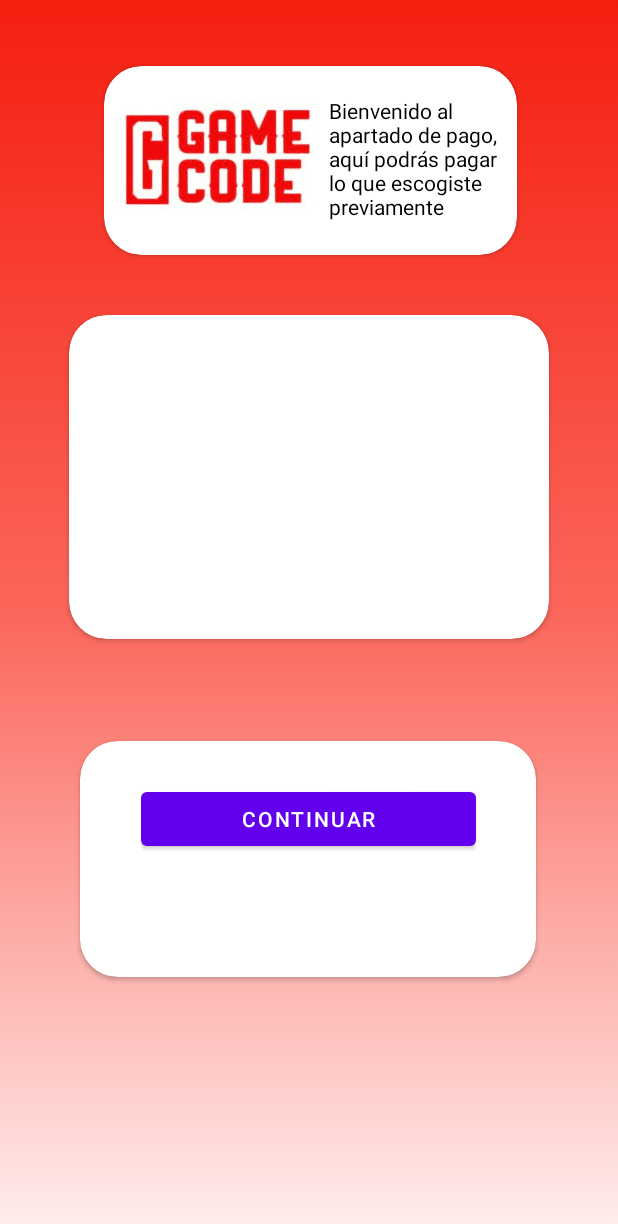
After one commit to ElWazy/GameCode, an Android app: the Payment_act screen opened directly, with no data from a screen before it, on a phone screen of 412 x 824 dp. The commit adds this screen. Shown: the top 1224 px of the screen. Run offline under Robolectric (Android 15) with nearby library versions, the phone set to English and light mode, and no system bars; libraries missing offline, so code that uses them is left out: com.synap.pay.

Commit message:
pasarela de pago-(mejorando)

```diff
--- a/app/src/main/java/com/lutrias/projectunit2_matiasmarchant_santiagofierro/HomeActivity.java
+++ b/app/src/main/java/com/lutrias/projectunit2_matiasmarchant_santiagofierro/HomeActivity.java
@@ -3,7 +3,6 @@ package com.lutrias.projectunit2_matiasmarchant_santiagofierro;
 import androidx.appcompat.app.AppCompatActivity;
 
 import android.content.Intent;
-import android.media.AudioAttributes;
 import android.net.Uri;
 import android.os.Bundle;
 import android.view.View;
@@ -28,7 +27,7 @@ public class HomeActivity extends AppCompatActivity {
     }
     private void loadComponents(){
         buttonCard = findViewById(R.id.btnCard);
-        deseo      = findViewById(R.id.btnWish);
+        deseo      = findViewById(R.id.btnPay);
         videoView  = findViewById(R.id.video);
 
         String ruta = "android.resource://" + getPackageName() + '/' + R.raw.eneba;
--- a/app/src/main/java/com/lutrias/projectunit2_matiasmarchant_santiagofierro/InsumosActivity.java
+++ b/app/src/main/java/com/lutrias/projectunit2_matiasmarchant_santiagofierro/InsumosActivity.java
@@ -2,6 +2,7 @@ package com.lutrias.projectunit2_matiasmarchant_santiagofierro;
 
 import androidx.appcompat.app.AppCompatActivity;
 
+import android.content.Intent;
 import android.os.Bundle;
 import android.view.View;
 import android.widget.ArrayAdapter;
@@ -32,7 +33,7 @@ public class InsumosActivity extends AppCompatActivity {
     private void loadComponents() {
         txtNumber    = findViewById(R.id.txtnumber);
         spnInsumos   = findViewById(R.id.spinner2);
-        btnBuy       = findViewById(R.id.btnWish);
+        btnBuy       = findViewById(R.id.btnPay);
         lblResumen   = findViewById(R.id.txtresumen);
         btnCalculate = findViewById(R.id.btnCalculate);
         star         = findViewById(R.id.ratingBar);
@@ -48,6 +49,11 @@ public class InsumosActivity extends AppCompatActivity {
 
     private void setupButtons(){
         btnCalculate.setOnClickListener(this::calcular);
+        btnBuy.setOnClickListener(this::pagar);
+    }
+    private void pagar (View v){
+        Intent i = new Intent(this, Payment_act.class);
+        startActivity(i);
     }
 
     private void calcular (View v){
--- /dev/null
+++ b/app/src/main/java/com/lutrias/projectunit2_matiasmarchant_santiagofierro/Payment_act.java
@@ -0,0 +1,359 @@
+package com.lutrias.projectunit2_matiasmarchant_santiagofierro;
+
+import androidx.appcompat.app.AlertDialog;
+import androidx.appcompat.app.AppCompatActivity;
+import com.synap.pay.SynapPayButton;
+import com.synap.pay.handler.EventHandler;
+import com.synap.pay.handler.payment.SynapAuthorizeHandler;
+import com.synap.pay.model.payment.SynapAddress;
+import com.synap.pay.model.payment.SynapCardStorage;
+import com.synap.pay.model.payment.SynapCountry;
+import com.synap.pay.model.payment.SynapCurrency;
+import com.synap.pay.model.payment.SynapDocument;
+import com.synap.pay.model.payment.SynapFeatures;
+import com.synap.pay.model.payment.SynapMetadata;
+import com.synap.pay.model.payment.SynapOrder;
+import com.synap.pay.model.payment.SynapPerson;
+import com.synap.pay.model.payment.SynapProduct;
+import com.synap.pay.model.payment.SynapSettings;
+import com.synap.pay.model.payment.SynapTransaction;
+import com.synap.pay.model.payment.response.SynapAuthorizeResponse;
+import com.synap.pay.model.security.SynapAuthenticator;
+import com.synap.pay.theming.SynapLightTheme;
+import com.synap.pay.theming.SynapTheme;
+
+import android.content.DialogInterface;
+import android.os.Bundle;
+import android.os.Handler;
+import android.os.Looper;
+import android.view.View;
+import android.widget.Button;
+import android.widget.FrameLayout;
+
+import java.security.MessageDigest;
+import java.util.ArrayList;
+import java.util.Arrays;
+import java.util.List;
+
+public class Payment_act extends AppCompatActivity {
+    private SynapPayButton paymentWidget;
+    private FrameLayout synapForm;
+    private Button synapButton;
+
+    @Override
+    protected void onCreate(Bundle savedInstanceState) {
+        super.onCreate(savedInstanceState);
+        setContentView(R.layout.activity_payment);
+
+        // Asocie y oculte el contenedor del formulario de pago (FrameLayout), hasta que se ejecute la acción de continuar al pago
+        synapForm = findViewById(R.id.contenedorTarjeta);
+        synapForm.setVisibility(View.GONE);
+
+        // Asocie y oculte el botón de pago (Button), hasta que se ejecute la acción de continuar al pago
+        synapButton=findViewById(R.id.btnPago);
+        synapButton.setVisibility(View.GONE);
+        synapButton.setOnClickListener(new View.OnClickListener() {
+
+            @Override
+            public void onClick(View view) {
+                paymentWidget.pay();
+            }
+        });
+
+        // Asocie el botón de continuar al pago (Button)
+        Button startPayment=findViewById(R.id.btnContinuar);
+        startPayment.setOnClickListener(new View.OnClickListener() {
+            @Override
+            public void onClick(View view) {
+                startPayment();
+            }
+        });
+
+
+    }
+    private void startPayment(){
+        // Muestre el contenedor del formulario de pago
+        synapForm.setVisibility(View.VISIBLE);
+
+        // Muestre el botón de pago
+        synapButton.setVisibility(View.VISIBLE);
+
+        // Crea el objeto del widget de pago
+        this.paymentWidget=SynapPayButton.create(synapForm);
+
+        // Tema de fondo en la tarjeta (Light o Dark)
+        SynapTheme theme = new SynapLightTheme(); // Fondo Light con controles dark
+        //SynapTheme theme = new SynapDarkTheme(); // Fondo Dark con controles light
+        SynapPayButton.setTheme(theme);
+
+        // Seteo del ambiente ".SANDBOX" o ".PRODUCTION"
+        SynapPayButton.setEnvironment(SynapPayButton.Environment.SANDBOX);
+
+        // Seteo de los campos de transacción
+        SynapTransaction transaction=this.buildTransaction();
+
+        // Seteo de los campos de autenticación de seguridad
+        SynapAuthenticator authenticator=this.buildAuthenticator(transaction);
+
+        // Control de eventos en el formulario de pago
+        SynapPayButton.setListener(new EventHandler() {
+            @Override
+            public void onEvent(SynapPayButton.Events event) {
+                Button paymentButton;
+                switch (event){
+                    case START_PAY:
+                        paymentButton=findViewById(R.id.btnPago);
+                        paymentButton.setVisibility(View.GONE);
+                        break;
+                    case INVALID_CARD_FORM:
+                        paymentButton=findViewById(R.id.btnPago);
+                        paymentButton.setVisibility(View.VISIBLE);
+                        break;
+                    case VALID_CARD_FORM:
+                        break;
+                }
+            }
+        });
+
+        this.paymentWidget.configure(
+                // Seteo de autenticación de seguridad y transacción
+                authenticator,
+                transaction,
+
+                // Manejo de la respuesta
+                new SynapAuthorizeHandler() {
+                    @Override
+                    public void success(SynapAuthorizeResponse response) {
+                        Looper.prepare();
+                        boolean resultAccepted=response.getResult().getAccepted();
+                        String resultMessage=response.getResult().getMessage();
+                        if (resultAccepted) {
+                            // Agregue el código según la experiencia del cliente para la autorización
+                            showMessage(resultMessage);
+                        }
+                        else {
+                            // Agregue el código según la experiencia del cliente para la denegación
+                            showMessage(resultMessage);
+                        }
+                        Looper.loop();
+                    }
+                    @Override
+                    public void failed(SynapAuthorizeResponse response) {
+                        Looper.prepare();
+                        String messageText=response.getMessage().getText();
+                        // Agregue el código de la experiencia que desee visualizar en un error
+                        showMessage(messageText);
+                        Looper.loop();
+                    }
+                }
+        );
+        Button paymentButton;
+        paymentButton=findViewById(R.id.btnPago);
+        paymentButton.setVisibility(View.VISIBLE);
+    }
+
+    private SynapTransaction buildTransaction(){
+        // Genere el número de orden, este es solo un ejemplo
+        String number=String.valueOf(System.currentTimeMillis());
+
+        // Seteo de los datos de transacción
+        // Referencie al objeto país
+        SynapCountry country=new SynapCountry();
+        // Seteo del código de país
+        country.setCode("PER");
+
+        // Referencie al objeto moneda
+        SynapCurrency currency=new SynapCurrency();
+        // Seteo del código de moneda
+        currency.setCode("PEN");
+
+        //Seteo del monto
+        String amount="1.00";
+
+        // Referencie al objeto cliente
+        SynapPerson customer=new SynapPerson();
+        // Seteo del cliente
+        customer.setName("Javier");
+        customer.setLastName("Pérez");
+
+        // Referencie al objeto dirección del cliente
+        SynapAddress address=new SynapAddress();
+        // Seteo del pais (country), niveles de ubicación geográfica (levels), dirección (line1 y line2) y código postal (zip)
+        address.setCountry("PER");
+        address.setLevels(new ArrayList<String>());
+        address.getLevels().add("150000");
+        address.getLevels().add("150100");
+        address.getLevels().add("150101");
+        address.setLine1("Ca Carlos Ferreyros 180");
+        address.setZip("15036");
+        customer.setAddress(address);
+
+        // Seteo del email y teléfono
+        customer.setEmail("javier.perez@synapsolutions.com");
+        customer.setPhone("999888777");
+
+        // Referencie al objeto documento del cliente
+        SynapDocument document=new SynapDocument();
+        // Seteo del tipo y número de documento
+        document.setType("DNI");
+        document.setNumber("44556677");
+        customer.setDocument(document);
+
+        // Seteo de los datos de envío
+        SynapPerson shipping=customer;
+        // Seteo de los datos de facturación
+        SynapPerson billing=customer;
+
+        // Referencie al objeto producto
+        SynapProduct productItem=new SynapProduct();
+        // Seteo de los datos de producto
+        productItem.setCode("123");
+        productItem.setName("Llavero");
+        productItem.setQuantity("1");
+        productItem.setUnitAmount("1.00");
+        productItem.setAmount("1.00");
+
+        // Referencie al objeto lista de producto
+        List<SynapProduct> products=new ArrayList<>();
+        // Seteo de los datos de lista de producto
+        products.add(productItem);
+
+        // Referencie al objeto metadata
+        SynapMetadata metadataItem=new SynapMetadata();
+        // Seteo de los datos de metadata
+        metadataItem.setName("nombre1");
+        metadataItem.setValue("valor1");
+
+        // Referencie al objeto lista de metadata
+        List<SynapMetadata> metadataList=new ArrayList<>();
+        // Seteo de los datos de lista de metadata
+        metadataList.add(metadataItem);
+
+        // Referencie al objeto orden
+        SynapOrder order=new SynapOrder();
+        // Seteo de los datos de orden
+        order.setNumber(number);
+        order.setAmount(amount);
+        order.setCountry(country);
+        order.setCurrency(currency);
+        order.setProducts(products);
+        order.setCustomer(customer);
+        order.setShipping(shipping);
+        order.setBilling(billing);
+        order.setMetadata(metadataList);
+
+        // Referencie al objeto configuración
+        SynapSettings settings=new SynapSettings();
+        // Seteo de los datos de configuración
+        settings.setBrands(Arrays.asList(new String[]{"VISA","MSCD","AMEX","DINC"}));
+        settings.setLanguage("es_PE");
+        settings.setBusinessService("MOB");
+
+        // Referencie al objeto transacción
+        SynapTransaction transaction=new SynapTransaction();
+        // Seteo de los datos de transacción
+        transaction.setOrder(order);
+        transaction.setSettings(settings);
+
+        // Feature Card-Storage (Recordar Tarjeta)
+        SynapFeatures features=new SynapFeatures();
+        SynapCardStorage cardStorage=new SynapCardStorage();
+
+        // Omitir setUserIdentifier, si se trata de usuario anónimo
+        cardStorage.setUserIdentifier("javier.perez@synapsolutions.com");
+
+        features.setCardStorage(cardStorage);
+        transaction.setFeatures(features);
+
+        return transaction;
+    }
+    private SynapAuthenticator buildAuthenticator(SynapTransaction transaction){
+        String apiKey="ab254a10-ddc2-4d84-8f31-d3fab9d49520";
+
+        // La signatureKey y la función de generación de firma debe usarse e implementarse en el servidor del comercio utilizando la función criptográfica SHA-512
+        // solo con propósito de demostrar la funcionalidad, se implementará en el ejemplo
+        // (bajo ninguna circunstancia debe exponerse la signatureKey y la función de firma desde la aplicación porque compromete la seguridad)
+        String signatureKey="eDpehY%YPYgsoludCSZhu*WLdmKBWfAo";
+
+        String signature=generateSignature(transaction,apiKey,signatureKey);
+
+        // El campo onBehalf es opcional y se usa cuando un comercio agrupa otros sub comercios
+        // la conexión con cada sub comercio se realiza con las credenciales del comercio agrupador
+        // y enviando el identificador del sub comercio en el campo onBehalf
+        //String onBehalf="cf747220-b471-4439-9130-d086d4ca83d4";
+
+        // Referencie el objeto de autenticación
+        SynapAuthenticator authenticator=new SynapAuthenticator();
+
+        // Seteo de identificador del comercio (apiKey)
+        authenticator.setIdentifier(apiKey);
+
+        // Seteo de firma, que permite verificar la integridad de la transacción
+        authenticator.setSignature(signature);
+
+        // Seteo de identificador de sub comercio (solo si es un subcomercio)
+        //authenticator.setOnBehalf(onBehalf);
+
+        return authenticator;
+    }
+
+
+
+
+
+
+    // Muestra el mensaje de respuesta
+    private void showMessage(String message){
+        AlertDialog.Builder builder1 = new AlertDialog.Builder(this);
+        builder1.setMessage(message);
+        builder1.setCancelable(true);
+
+        builder1.setPositiveButton(
+                "OK",
+                new DialogInterface.OnClickListener(){
+                    public void onClick(DialogInterface dialog, int id) {
+                        // Finaliza el intento de pago y regresa al inicio, el comercio define la experiencia del cliente
+                        Handler looper = new Handler(getApplicationContext().getMainLooper());
+                        looper.post(new Runnable() {
+                            @Override
+                            public void run() {
+                                synapForm.setVisibility(View.GONE);
+                                synapButton.setVisibility(View.GONE);
+                            }
+                        });
+                        dialog.cancel();
+                    }
+                }
+        );
+
+        AlertDialog alert11 = builder1.create();
+        alert11.show();
+    }
+
+    // La signatureKey y la función de generación de firma debe usarse e implementarse en el servidor del comercio utilizando la función criptográfica SHA-512
+// solo con propósito de demostrar la funcionalidad, se implementará en el ejemplo
+// (bajo ninguna circunstancia debe exponerse la signatureKey y la función de firma desde la aplicación porque compromete la seguridad)
+    private String generateSignature(SynapTransaction transaction, String apiKey, String signatureKey){
+        String orderNumber=transaction.getOrder().getNumber();
+        String currencyCode=transaction.getOrder().getCurrency().getCode();
+        String amount=transaction.getOrder().getAmount();
+
+        String rawSignature=apiKey+orderNumber+currencyCode+amount+signatureKey;
+        String signature=sha512Hex(rawSignature);
+        return signature;
+    }
+
+    private String sha512Hex(String value){
+        StringBuilder sb = new StringBuilder();
+        try {
+            MessageDigest md = MessageDigest.getInstance("SHA-512");
+            byte[] bytes = md.digest(value.getBytes("UTF-8"));
+            for (int i = 0; i < bytes.length; i++) {
+                sb.append(Integer.toString((bytes[i] & 0xff) + 0x100, 16).substring(1));
+            }
+        } catch (Exception e) {
+            e.printStackTrace();
+        }
+        return sb.toString();
+    }
+}
--- a/app/src/main/res/layout/activity_home.xml
+++ b/app/src/main/res/layout/activity_home.xml
@@ -164,7 +164,7 @@
                             app:cornerRadius="25dp" />
 
                         <Button
-                            android:id="@+id/btnWish"
+                            android:id="@+id/btnPay"
                             android:layout_width="match_parent"
                             android:layout_height="wrap_content"
                             android:layout_margin="5dp"
--- a/app/src/main/res/layout/activity_insumos.xml
+++ b/app/src/main/res/layout/activity_insumos.xml
@@ -146,7 +146,7 @@
             app:cornerRadius="25dp" />
 
         <Button
-            android:id="@+id/btnWish"
+            android:id="@+id/btnPay"
             android:layout_width="match_parent"
             android:layout_height="wrap_content"
             android:backgroundTint="#E82424"
--- /dev/null
+++ b/app/src/main/res/layout/activity_payment.xml
@@ -0,0 +1,106 @@
+<?xml version="1.0" encoding="utf-8"?>
+<androidx.constraintlayout.widget.ConstraintLayout xmlns:android="http://schemas.android.com/apk/res/android"
+    xmlns:app="http://schemas.android.com/apk/res-auto"
+    xmlns:tools="http://schemas.android.com/tools"
+    android:layout_width="match_parent"
+    android:background="@drawable/gradient_background"
+    android:layout_height="match_parent"
+    tools:context=".Payment_act">
+
+    <androidx.cardview.widget.CardView
+        android:id="@+id/cardView3"
+        android:layout_width="275dp"
+        android:layout_height="126dp"
+        android:layout_marginTop="44dp"
+        app:cardCornerRadius="25dp"
+        app:layout_constraintEnd_toEndOf="parent"
+        app:layout_constraintHorizontal_bias="0.505"
+        app:layout_constraintStart_toStartOf="parent"
+        app:layout_constraintTop_toTopOf="parent">
+
+        <androidx.constraintlayout.widget.ConstraintLayout
+            android:layout_width="match_parent"
+            android:layout_height="match_parent">
+
+            <ImageView
+                android:id="@+id/imageView4"
+                android:layout_width="135dp"
+                android:layout_height="106dp"
+                android:layout_marginStart="4dp"
+                android:layout_marginTop="8dp"
+                app:layout_constraintStart_toStartOf="parent"
+                app:layout_constraintTop_toTopOf="parent"
+                app:srcCompat="@drawable/pls" />
+
+            <TextView
+                android:id="@+id/textView9"
+                android:layout_width="124dp"
+                android:layout_height="85dp"
+                android:layout_marginTop="20dp"
+                android:text="Bienvenido al apartado de pago, aquí podrás pagar lo que escogiste previamente"
+                android:textColor="#000000"
+                app:layout_constraintEnd_toEndOf="parent"
+                app:layout_constraintHorizontal_bias="0.916"
+                app:layout_constraintStart_toEndOf="@+id/imageView4"
+                app:layout_constraintTop_toTopOf="parent" />
+        </androidx.constraintlayout.widget.ConstraintLayout>
+    </androidx.cardview.widget.CardView>
+
+    <androidx.cardview.widget.CardView
+        android:id="@+id/cardView5"
+        android:layout_width="320dp"
+        android:layout_height="216dp"
+        android:layout_marginTop="40dp"
+        app:cardCornerRadius="25dp"
+        app:layout_constraintEnd_toEndOf="parent"
+        app:layout_constraintStart_toStartOf="parent"
+        app:layout_constraintTop_toBottomOf="@+id/cardView3">
+
+        <FrameLayout
+            android:id="@+id/contenedorTarjeta"
+            android:layout_width="match_parent"
+            android:layout_height="match_parent"
+            tools:ignore="MissingConstraints">
+
+        </FrameLayout>
+    </androidx.cardview.widget.CardView>
+
+    <androidx.cardview.widget.CardView
+        android:layout_width="304dp"
+        android:layout_height="157dp"
+        android:layout_marginTop="68dp"
+        app:cardCornerRadius="25dp"
+        app:layout_constraintEnd_toEndOf="parent"
+        app:layout_constraintHorizontal_bias="0.495"
+        app:layout_constraintStart_toStartOf="parent"
+        app:layout_constraintTop_toBottomOf="@+id/cardView5">
+
+        <androidx.constraintlayout.widget.ConstraintLayout
+            android:layout_width="match_parent"
+            android:layout_height="match_parent">
+
+            <LinearLayout
+                android:layout_width="223dp"
+                android:layout_height="100dp"
+                android:layout_marginTop="28dp"
+                android:orientation="vertical"
+                app:layout_constraintEnd_toEndOf="parent"
+                app:layout_constraintHorizontal_bias="0.506"
+                app:layout_constraintStart_toStartOf="parent"
+                app:layout_constraintTop_toTopOf="parent">
+
+                <Button
+                    android:id="@+id/btnPago"
+                    android:layout_width="match_parent"
+                    android:layout_height="wrap_content"
+                    android:text="Cargar" />
+
+                <Button
+                    android:id="@+id/btnContinuar"
+                    android:layout_width="match_parent"
+                    android:layout_height="wrap_content"
+                    android:text="Continuar" />
+            </LinearLayout>
+        </androidx.constraintlayout.widget.ConstraintLayout>
+    </androidx.cardview.widget.CardView>
+</androidx.constraintlayout.widget.ConstraintLayout>
--- a/settings.gradle
+++ b/settings.gradle
@@ -8,3 +8,4 @@ dependencyResolutionManagement {
 }
 rootProject.name = "ProjectUnit2_MatiasMarchant_SantiagoFierro"
 include ':app'
+include("SynapPay-release")
```
Also changed, not shown: app/build.gradle (+8 -0 lines), app/src/main/AndroidManifest.xml (+6 -3 lines), 1 other file.
